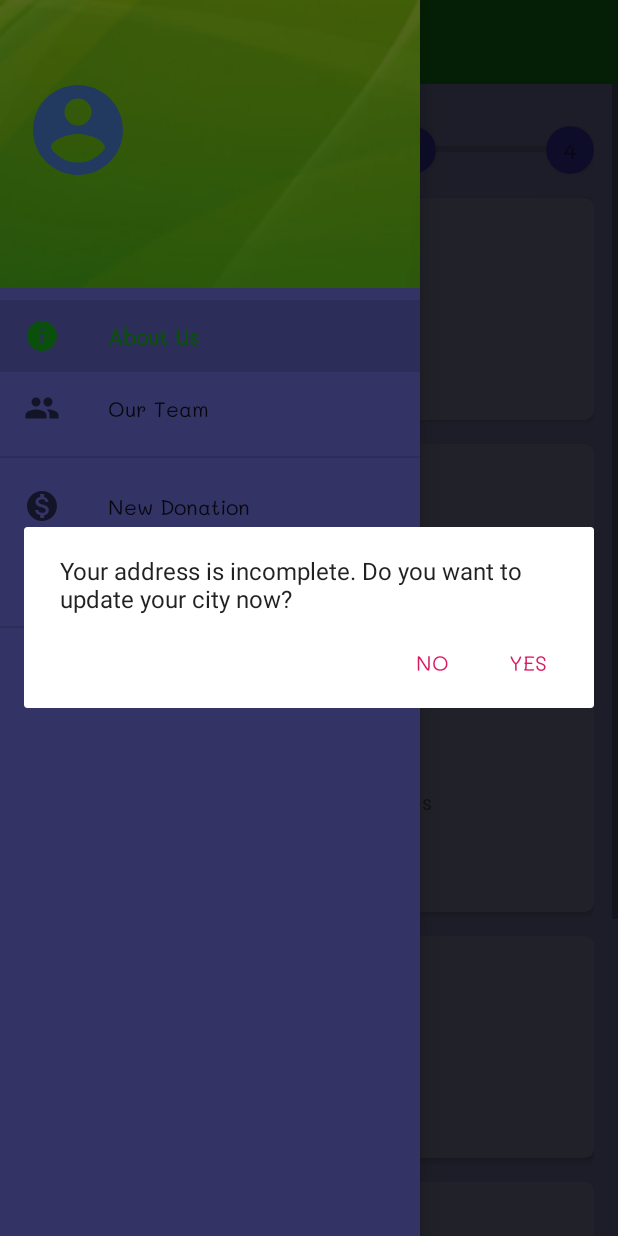
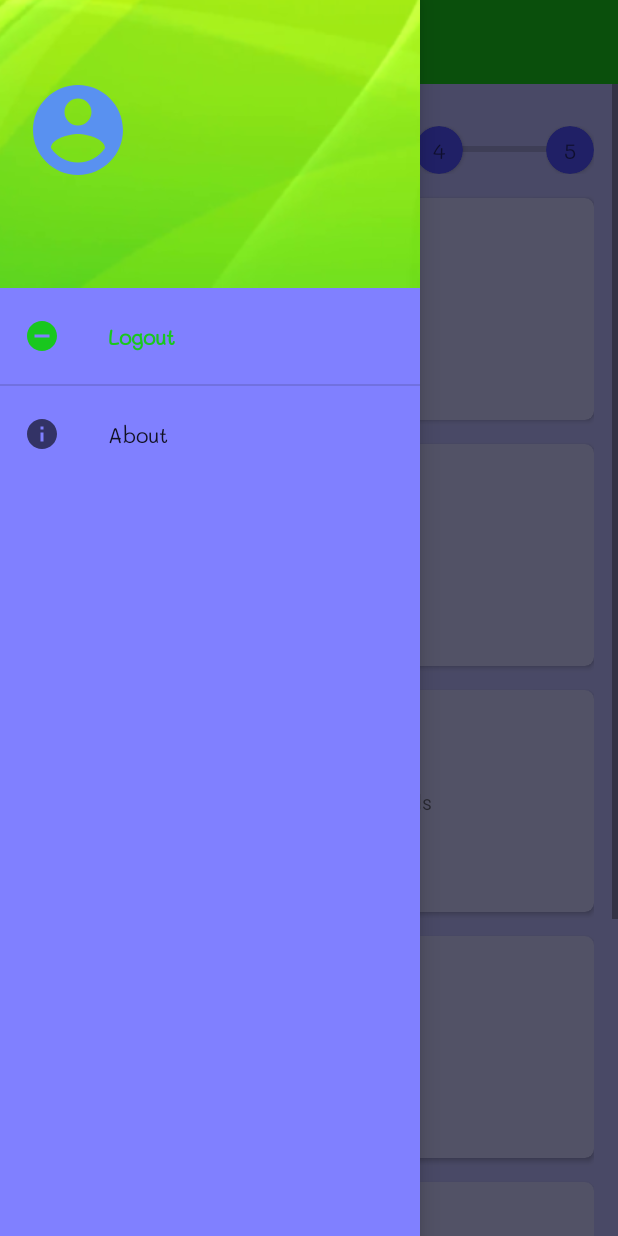
Before and after one commit to Ujjwal0501/survey, an Android app: the Brief screen opened directly, with no data from a screen before it, with the side drawer open, on a phone screen of 412 x 824 dp. Run offline under Robolectric (Android 15) with nearby library versions, the phone set to English and light mode, and no system bars; our stand-ins replace Firebase (no records; nobody signed in at launch, a user with empty details on screens opened directly).

Commit message:
logo, radio select, no useless popup, no useless drawer options, day theme

```diff
--- a/app/src/main/java/com/svnit/civil/survey/Home.java
+++ b/app/src/main/java/com/svnit/civil/survey/Home.java
@@ -82,32 +82,32 @@ public class Home extends AppCompatActivity {
                     .addFlags(Intent.FLAG_ACTIVITY_CLEAR_TASK | Intent.FLAG_ACTIVITY_NEW_TASK)
                     .putExtra("reason", "unexpected logout"));
         }
-        dbRef = db.getReference("users").child(user.getUid());
+        dbRef = db.getReference(user.getUid());
         // keep data synced even when not required, only for provided reference
         dbRef.keepSynced(true);
         dbRef.addListenerForSingleValueEvent(new ValueEventListener() {
             @Override
             public void onDataChange(@NonNull DataSnapshot snapshot) {
                 // do some stuff once
-                userAddress = snapshot.child("address").getValue(UserAddress.class);
-                Home.snapshot = snapshot;
-//                Userinfo.updateInfo();
-                if (userAddress != null) {
-                    if (userAddress.getCity().equals("") || userAddress.getState().equals("") || userAddress.getPincode().equals("")) {
-                        // show dialog to update address
-                        showPrompt("Your address is incomplete. Do you want to update your city now?", "city");
-
-                    } else if (userAddress.getLocality().equals("")) {
-                        // show dialog to update address
-                        showPrompt("Your address is incomplete. Do you want to update your locality now?", "locality");
-
-                    }
-                } else {
-                    // address is null
-                    // initialise for smooth working
-                    userAddress = new UserAddress();
-                    showPrompt("Your address is incomplete. Do you want to update your city now?", "city");
-                }
+//                userAddress = snapshot.child("address").getValue(UserAddress.class);
+//                Home.snapshot = snapshot;
+////                Userinfo.updateInfo();
+//                if (userAddress != null) {
+//                    if (userAddress.getCity().equals("") || userAddress.getState().equals("") || userAddress.getPincode().equals("")) {
+//                        // show dialog to update address
+//                        showPrompt("Your address is incomplete. Do you want to update your city now?", "city");
+//
+//                    } else if (userAddress.getLocality().equals("")) {
+//                        // show dialog to update address
+//                        showPrompt("Your address is incomplete. Do you want to update your locality now?", "locality");
+//
+//                    }
+//                } else {
+//                    // address is null
+//                    // initialise for smooth working
+//                    userAddress = new UserAddress();
+//                    showPrompt("Your address is incomplete. Do you want to update your city now?", "city");
+//                }
             }
 
             @Override
@@ -283,6 +283,14 @@ public class Home extends AppCompatActivity {
         fragmentManager.beginTransaction().replace(R.id.container, new Part_b_b()).addToBackStack(null).commit();
     }
 
+    public void mark(View v) {
+        Part_b_a.mark(v);
+    }
+
+    public void markself(View v) {
+        Part_b_a.markself(v);
+    }
+
     public void startService(View v) {
         run();
     }
--- a/app/src/main/java/com/svnit/civil/survey/fragments/Brief.java
+++ b/app/src/main/java/com/svnit/civil/survey/fragments/Brief.java
@@ -27,7 +27,9 @@ public class Brief extends Fragment {
     public View onCreateView(LayoutInflater inflater, ViewGroup container,
                              Bundle savedInstanceState) {
         // Inflate the layout for this fragment
-        return inflater.inflate(R.layout.fragment_brief, container, false);
+        View v = inflater.inflate(R.layout.fragment_brief, container, false);
+        getActivity().setTitle("Transport survey");
+        return v;
     }
 
     @Override
--- a/app/src/main/java/com/svnit/civil/survey/fragments/Part_a_a.java
+++ b/app/src/main/java/com/svnit/civil/survey/fragments/Part_a_a.java
@@ -57,6 +57,7 @@ public class Part_a_a extends Fragment {
         // Inflate the layout for this fragment
         v = inflater.inflate(R.layout.fragment_part_a_a, container, false);
         context = v.getContext();
+        getActivity().setTitle("Social Details");
 
         selfAge = v.findViewById(R.id.self_age);
         spouseAge = v.findViewById(R.id.spouse_age);
--- a/app/src/main/java/com/svnit/civil/survey/fragments/Part_a_b.java
+++ b/app/src/main/java/com/svnit/civil/survey/fragments/Part_a_b.java
@@ -53,6 +53,7 @@ public class Part_a_b extends Fragment {
         // Inflate the layout for this fragment
         v = inflater.inflate(R.layout.fragment_part_a_b, container, false);
         context = v.getContext();
+        getActivity().setTitle("Economic Details");
 
         monthlyEMI = v.findViewById(R.id.m_emi);
         monthlyFuelCost = v.findViewById(R.id.mfuel_cost);
--- a/app/src/main/java/com/svnit/civil/survey/fragments/Part_a_c.java
+++ b/app/src/main/java/com/svnit/civil/survey/fragments/Part_a_c.java
@@ -59,6 +59,7 @@ public class Part_a_c extends Fragment {
         // Inflate the layout for this fragment
         v = inflater.inflate(R.layout.fragment_part_a_c, container, false);
         context = v.getContext();
+        getActivity().setTitle("Public Transport");
 
         busDistance = v.findViewById(R.id.bus_distance);
         busWaitTime = v.findViewById(R.id.bus_wait_time);
--- a/app/src/main/java/com/svnit/civil/survey/fragments/Part_b_b.java
+++ b/app/src/main/java/com/svnit/civil/survey/fragments/Part_b_b.java
@@ -65,6 +65,7 @@ public class Part_b_b extends Fragment {
         // Inflate the layout for this fragment
         v = inflater.inflate(R.layout.fragment_part_b_b, container, false);
         context = v.getContext();
+        getActivity().setTitle("Rated Preference");
 
         congestion = v.findViewById(R.id.congestion);
         safety = v.findViewById(R.id.safety);
--- a/app/src/main/java/com/svnit/civil/survey/login/Signin.java
+++ b/app/src/main/java/com/svnit/civil/survey/login/Signin.java
@@ -88,7 +88,7 @@ public class Signin extends Fragment {
         super.onStart();
         Activity activity = getActivity();
         if (activity != null)
-            activity.setTitle("Survey - SignIn");
+            activity.setTitle("SignIn");
     }
 
     private void initSignin(String email, String password) {
--- a/app/src/main/java/com/svnit/civil/survey/login/Signup.java
+++ b/app/src/main/java/com/svnit/civil/survey/login/Signup.java
@@ -107,7 +107,7 @@ public class Signup extends Fragment {
         super.onStart();
         Activity activity = getActivity();
         if (activity != null)
-            activity.setTitle("Survey - SignUp");
+            activity.setTitle("SignUp");
     }
 
     private void initSignUp(final String email, final String password, final String name, final String phone) {
--- /dev/null
+++ b/app/src/main/res/drawable/log_off.xml
@@ -0,0 +1,9 @@
+<vector xmlns:android="http://schemas.android.com/apk/res/android"
+        android:width="24dp"
+        android:height="24dp"
+        android:viewportWidth="24.0"
+        android:viewportHeight="24.0">
+    <path
+        android:fillColor="#FF000000"
+        android:pathData="M12,2C6.48,2 2,6.48 2,12s4.48,10 10,10 10,-4.48 10,-10S17.52,2 12,2zM17,13L7,13v-2h10v2z"/>
+</vector>
--- a/app/src/main/res/layout/fragment_brief.xml
+++ b/app/src/main/res/layout/fragment_brief.xml
@@ -27,16 +27,17 @@
                     android:layout_width="match_parent"
                     android:layout_height="wrap_content">
 
-                    <!--                    5% , 40% , 75% , 100% -->
+                    <!--             5% , 30% , 55% , 80% , 100% -->
 
                     <ProgressBar
+                        android:id="@+id/progress"
                         style="?android:attr/progressBarStyleHorizontal"
                         android:layout_width="match_parent"
                         android:layout_height="6dp"
                         android:layout_centerVertical="true"
                         android:layout_marginLeft="16dp"
                         android:layout_marginRight="16dp"
-                        android:progress="40" />
+                        android:progress="2" />
 
                     <LinearLayout
                         android:layout_width="match_parent"
@@ -51,6 +52,7 @@
                             android:orientation="horizontal">
 
                             <androidx.cardview.widget.CardView
+                                android:id="@+id/one"
                                 android:layout_width="wrap_content"
                                 android:layout_height="wrap_content"
                                 android:minWidth="32dp"
@@ -72,11 +74,12 @@
                         <LinearLayout
                             android:layout_width="0dp"
                             android:layout_height="wrap_content"
-                            android:layout_weight="2"
+                            android:layout_weight="1"
                             android:gravity="center"
                             android:orientation="horizontal">
 
                             <androidx.cardview.widget.CardView
+                                android:id="@+id/two"
                                 android:layout_width="wrap_content"
                                 android:layout_height="wrap_content"
                                 android:minWidth="32dp"
@@ -97,13 +100,13 @@
                         </LinearLayout>
 
                         <LinearLayout
-                            android:layout_width="0dp"
+                            android:layout_width="wrap_content"
                             android:layout_height="wrap_content"
-                            android:layout_weight="1"
-                            android:gravity="start"
+                            android:gravity="center_horizontal"
                             android:orientation="horizontal">
 
                             <androidx.cardview.widget.CardView
+                                android:id="@+id/three"
                                 android:layout_width="wrap_content"
                                 android:layout_height="wrap_content"
                                 android:minWidth="32dp"
@@ -123,12 +126,14 @@
                         </LinearLayout>
 
                         <LinearLayout
-                            android:layout_width="wrap_content"
+                            android:layout_width="0dp"
                             android:layout_height="match_parent"
-                            android:gravity="end"
+                            android:layout_weight="1"
+                            android:gravity="center_horizontal"
                             android:orientation="horizontal">
 
                             <androidx.cardview.widget.CardView
+                                android:id="@+id/four"
                                 android:layout_width="wrap_content"
                                 android:layout_height="wrap_content"
                                 android:minWidth="32dp"
@@ -143,6 +148,32 @@
                                     android:minWidth="32dp"
                                     android:minHeight="32dp"
                                     android:text="4" />
+                            </androidx.cardview.widget.CardView>
+
+                        </LinearLayout>
+
+                        <LinearLayout
+                            android:layout_width="wrap_content"
+                            android:layout_height="match_parent"
+                            android:gravity="center_horizontal"
+                            android:orientation="horizontal">
+
+                            <androidx.cardview.widget.CardView
+                                android:id="@+id/five"
+                                android:layout_width="wrap_content"
+                                android:layout_height="wrap_content"
+                                android:minWidth="32dp"
+                                android:minHeight="32dp"
+                                app:cardBackgroundColor="#5050ff"
+                                app:cardCornerRadius="16dp">
+
+                                <TextView
+                                    android:layout_width="wrap_content"
+                                    android:layout_height="wrap_content"
+                                    android:gravity="center"
+                                    android:minWidth="32dp"
+                                    android:minHeight="32dp"
+                                    android:text="5" />
                             </androidx.cardview.widget.CardView>
 
                         </LinearLayout>
--- a/app/src/main/res/menu/drawer.xml
+++ b/app/src/main/res/menu/drawer.xml
@@ -1,37 +1,50 @@
 <?xml version="1.0" encoding="utf-8"?>
 <menu xmlns:android="http://schemas.android.com/apk/res/android">
-    <group
-        android:id="@+id/info"
-        android:checkableBehavior="single">
-        <item
-            android:id="@+id/nav_about_us"
-            android:icon="@drawable/about_us"
-            android:title="@string/about_us" />
-        <item
-            android:id="@+id/nav_core_team"
-            android:icon="@drawable/team"
-            android:title="@string/core_team" />
-    </group>
+<!--    <group-->
+<!--        android:id="@+id/info"-->
+<!--        android:checkableBehavior="single">-->
+<!--        <item-->
+<!--            android:id="@+id/nav_about_us"-->
+<!--            android:icon="@drawable/about_us"-->
+<!--            android:title="@string/about_us" />-->
+<!--        <item-->
+<!--            android:id="@+id/nav_core_team"-->
+<!--            android:icon="@drawable/team"-->
+<!--            android:title="@string/core_team" />-->
+<!--    </group>-->
 
-    <group
-        android:id="@+id/actions"
-        android:checkableBehavior="single">
-        <item
-            android:id="@+id/nav_donate"
-            android:icon="@drawable/donate"
-            android:title="@string/donate" />
-        <item
-            android:id="@+id/nav_history"
-            android:icon="@drawable/history"
-            android:title="@string/gallery" />
-    </group>
+<!--    <group-->
+<!--        android:id="@+id/actions"-->
+<!--        android:checkableBehavior="single">-->
+<!--        <item-->
+<!--            android:id="@+id/nav_donate"-->
+<!--            android:icon="@drawable/donate"-->
+<!--            android:title="@string/donate" />-->
+<!--        <item-->
+<!--            android:id="@+id/nav_history"-->
+<!--            android:icon="@drawable/history"-->
+<!--            android:title="@string/gallery" />-->
+<!--    </group>-->
 
     <group
         android:id="@+id/you"
         android:checkableBehavior="none">
+        <!--        <item-->
+        <!--            android:id="@+id/nav_profile"-->
+        <!--            android:icon="@drawable/user_profile"-->
+        <!--            android:title="@string/user_profile" />-->
         <item
-            android:id="@+id/nav_profile"
-            android:icon="@drawable/user_profile"
-            android:title="@string/user_profile" />
+            android:id="@+id/nav_logout"
+            android:icon="@drawable/log_off"
+            android:title="Logout" />
+    </group>
+
+    <group
+        android:id="@+id/none"
+        android:checkableBehavior="none">
+        <item
+            android:id="@+id/nav_about"
+            android:icon="@drawable/about_us"
+            android:title="About" />
     </group>
 </menu>
--- a/app/src/main/res/values/styles.xml
+++ b/app/src/main/res/values/styles.xml
@@ -24,7 +24,7 @@
     <style name="AppTheme.PopupOverlay" parent="ThemeOverlay.AppCompat.Light" />
 
     <!--home activity theme-->
-    <style name="DrawerTheme" parent="Theme.AppCompat.DayNight.NoActionBar">
+    <style name="DrawerTheme" parent="Theme.AppCompat.Light.NoActionBar">
         <item name="colorPrimary">#19C71E</item>
         <item name="colorPrimaryDark">#19C71E</item>
         <item name="colorAccent">@color/colorAccent</item>
```
Also changed, not shown: app/src/main/java/com/svnit/civil/survey/fragments/Part_b_a.java (+29 -0 lines), app/src/main/res/layout/fragment_part_b_a.xml (+14 -5 lines), app/src/main/res/drawable/logo.jpg (added), app/src/main/res/drawable/logo_1.xml (renamed from app/src/main/res/drawable/logo.xml), app/src/main/res/drawable/logo_image.jpg (added), app/src/main/res/drawable/logo_image.png (deleted).
